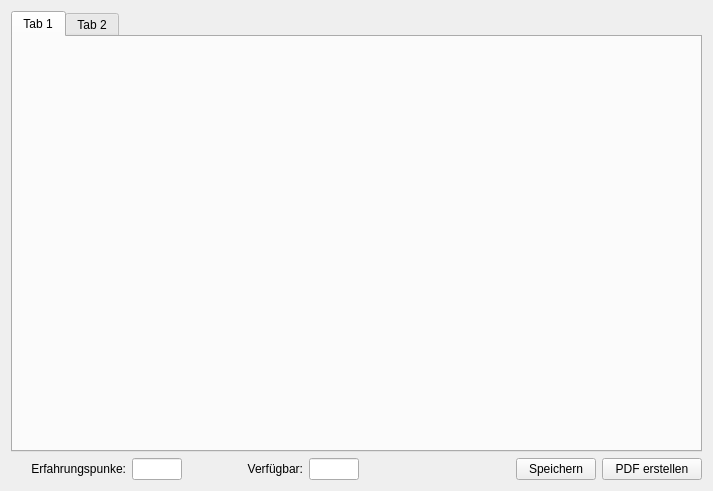
Aeolitus/Sephrasto, file UI/CharakterMain.ui: the form before one commit.
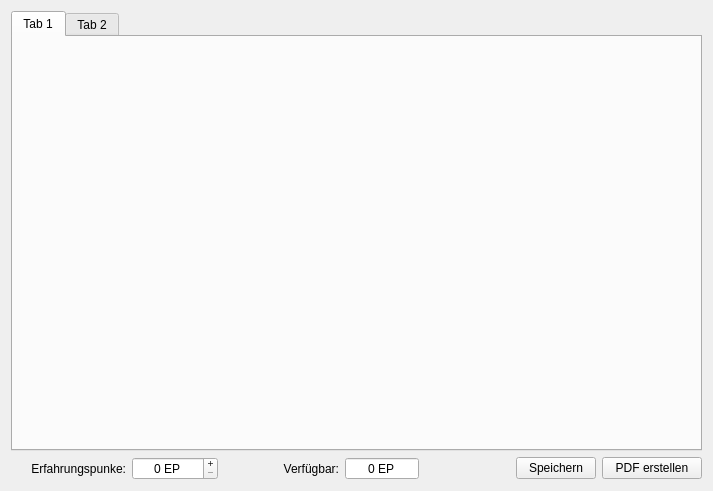
The form after the commit.

Commit message: Added counting of spent EP. Connected the EP indicators in the main UI. Added colors when remaining EP are negative. Started putting signals and slots to the edit fields.

Diff of the .ui file:
```diff
--- a/UI/CharakterMain.ui
+++ b/UI/CharakterMain.ui
@@ -59,30 +59,18 @@
         </widget>
        </item>
        <item>
-        <widget class="QLineEdit" name="editEP">
-         <property name="enabled">
-          <bool>true</bool>
+        <widget class="QSpinBox" name="spinEP">
+         <property name="alignment">
+          <set>Qt::AlignCenter</set>
          </property>
-         <property name="sizePolicy">
-          <sizepolicy hsizetype="Fixed" vsizetype="Fixed">
-           <horstretch>0</horstretch>
-           <verstretch>0</verstretch>
-          </sizepolicy>
+         <property name="buttonSymbols">
+          <enum>QAbstractSpinBox::PlusMinus</enum>
          </property>
-         <property name="minimumSize">
-          <size>
-           <width>50</width>
-           <height>0</height>
-          </size>
+         <property name="suffix">
+          <string> EP</string>
          </property>
-         <property name="maximumSize">
-          <size>
-           <width>50</width>
-           <height>16777215</height>
-          </size>
-         </property>
-         <property name="text">
-          <string/>
+         <property name="maximum">
+          <number>100000</number>
          </property>
         </widget>
        </item>
@@ -109,18 +97,27 @@
         </widget>
        </item>
        <item>
-        <widget class="QLineEdit" name="editRemaining">
-         <property name="minimumSize">
-          <size>
-           <width>50</width>
-           <height>0</height>
-          </size>
+        <widget class="QSpinBox" name="spinRemaining">
+         <property name="autoFillBackground">
+          <bool>false</bool>
          </property>
-         <property name="maximumSize">
-          <size>
-           <width>50</width>
-           <height>16777215</height>
-          </size>
+         <property name="alignment">
+          <set>Qt::AlignCenter</set>
+         </property>
+         <property name="readOnly">
+          <bool>true</bool>
+         </property>
+         <property name="buttonSymbols">
+          <enum>QAbstractSpinBox::NoButtons</enum>
+         </property>
+         <property name="suffix">
+          <string> EP</string>
+         </property>
+         <property name="minimum">
+          <number>-100000</number>
+         </property>
+         <property name="maximum">
+          <number>100000</number>
          </property>
         </widget>
        </item>
```
The commit also changes 5 other files.
